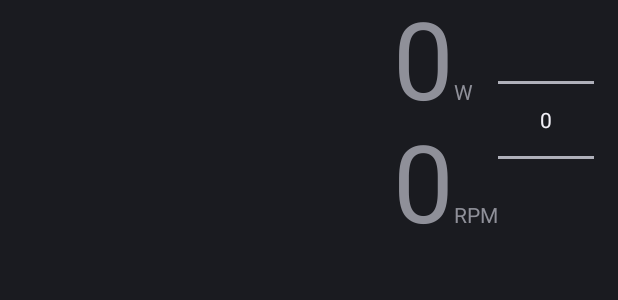
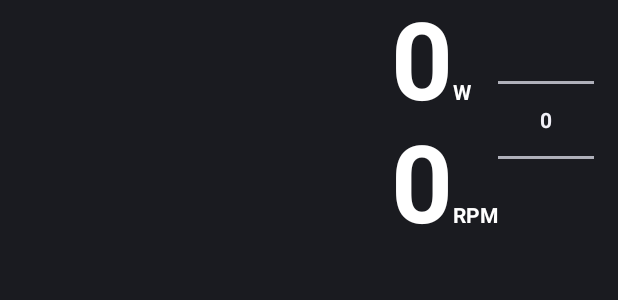
Before and after one commit to rrrlasse/powerino, an Android app: the layout activity_main.xml on its own in the app's theme, with its tools: preview values and no code run, on a phone screen of 412 x 824 dp. Shown: the top 300 px of the screen. Run offline under Robolectric (Android 15) with nearby library versions, the phone set to English and light mode, and no system bars.

Commit message:
Increased readability in bright sunlight (bold + bright white fonts)

```diff
--- a/Android/app/src/main/java/com/powerino/prototype/Constants.java
+++ b/Android/app/src/main/java/com/powerino/prototype/Constants.java
@@ -15,6 +15,6 @@ public class Constants {
     }
 
     // Set this to false when running in an emulator (they don't support Bluetooth)
-    public static final boolean ENABLE_BLUETOOTH = true;
+    public static final boolean ENABLE_BLUETOOTH = false;
 
 }
--- a/Android/app/src/main/res/values/styles.xml
+++ b/Android/app/src/main/res/values/styles.xml
@@ -5,6 +5,8 @@
         by AppBaseTheme from res/values-vXX/styles.xml on newer devices.
     -->
     <style name="AppBaseTheme" parent="android:Theme">
+        <item name="android:textColor">#FFFFFF</item>
+        <item name="android:textStyle">bold</item>
         <!--
             Theme customizations available in newer API levels can go in
             res/values-vXX/styles.xml, while customizations related to
@@ -14,6 +16,8 @@
 
     <!-- Application theme. -->
     <style name="AppTheme" parent="">
+        <item name="android:textStyle">bold</item>
+        <item name="android:textColor">#FFFFFF</item>
         <item name="android:windowNoTitle">true</item>
         <item name="android:windowContentOverlay">@null</item>
         <!-- All customizations that are NOT specific to a particular API-level can go here. -->
@@ -21,6 +25,8 @@
 
 
     <style name="NumberPickerText">
+        <item name="android:textStyle">bold</item>
+        <item name="android:textColor">#FFFFFF</item>
         <item name="android:textSize">18dp</item>
     </style>
 
```
Also changed, not shown: 1 other file.
